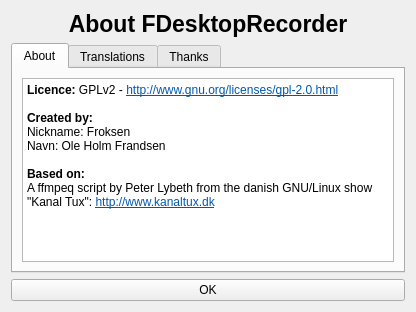
This is source/dialogs/about/aboutprog.ui in froksen/FDesktopRecorder as Qt 5 draws it before an edit. The edited form follows.
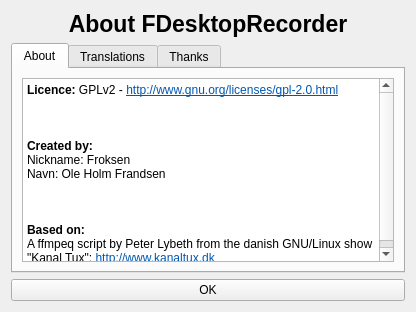
This is the edited form. Icons and pictures are not drawn.

Commit message: Minor changes in "About dialog"

Patch:
```diff
--- a/source/dialogs/about/aboutprog.ui
+++ b/source/dialogs/about/aboutprog.ui
@@ -63,15 +63,17 @@
           <string>&lt;!DOCTYPE HTML PUBLIC &quot;-//W3C//DTD HTML 4.0//EN&quot; &quot;http://www.w3.org/TR/REC-html40/strict.dtd&quot;&gt;
 &lt;html&gt;&lt;head&gt;&lt;meta name=&quot;qrichtext&quot; content=&quot;1&quot; /&gt;&lt;style type=&quot;text/css&quot;&gt;
 p, li { white-space: pre-wrap; }
-&lt;/style&gt;&lt;/head&gt;&lt;body style=&quot; font-family:'Sans Serif'; font-size:10pt; font-weight:400; font-style:normal;&quot;&gt;
-&lt;p style=&quot; margin-top:0px; margin-bottom:0px; margin-left:0px; margin-right:0px; -qt-block-indent:0; text-indent:0px;&quot;&gt;&lt;span style=&quot; font-size:9pt; font-weight:600;&quot;&gt;Licence: &lt;/span&gt;&lt;span style=&quot; font-size:9pt;&quot;&gt;GPLv2 - &lt;/span&gt;&lt;a href=&quot;http://www.gnu.org/licenses/gpl-2.0.html&quot;&gt;&lt;span style=&quot; font-size:9pt; text-decoration: underline; color:#0057ae;&quot;&gt;http://www.gnu.org/licenses/gpl-2.0.html&lt;/span&gt;&lt;/a&gt;&lt;/p&gt;
-&lt;p style=&quot;-qt-paragraph-type:empty; margin-top:0px; margin-bottom:0px; margin-left:0px; margin-right:0px; -qt-block-indent:0; text-indent:0px; font-size:9pt; font-weight:600;&quot;&gt;&lt;br /&gt;&lt;/p&gt;
-&lt;p style=&quot; margin-top:0px; margin-bottom:0px; margin-left:0px; margin-right:0px; -qt-block-indent:0; text-indent:0px;&quot;&gt;&lt;span style=&quot; font-size:9pt; font-weight:600;&quot;&gt;Created by:&lt;/span&gt;&lt;/p&gt;
-&lt;p style=&quot; margin-top:0px; margin-bottom:0px; margin-left:0px; margin-right:0px; -qt-block-indent:0; text-indent:0px;&quot;&gt;&lt;span style=&quot; font-size:9pt;&quot;&gt;Nickname: Froksen&lt;/span&gt;&lt;/p&gt;
-&lt;p style=&quot; margin-top:0px; margin-bottom:0px; margin-left:0px; margin-right:0px; -qt-block-indent:0; text-indent:0px;&quot;&gt;&lt;span style=&quot; font-size:9pt;&quot;&gt;Navn: Ole Holm Frandsen&lt;/span&gt;&lt;/p&gt;
-&lt;p style=&quot;-qt-paragraph-type:empty; margin-top:0px; margin-bottom:0px; margin-left:0px; margin-right:0px; -qt-block-indent:0; text-indent:0px; font-size:9pt;&quot;&gt;&lt;br /&gt;&lt;/p&gt;
-&lt;p style=&quot; margin-top:0px; margin-bottom:0px; margin-left:0px; margin-right:0px; -qt-block-indent:0; text-indent:0px;&quot;&gt;&lt;span style=&quot; font-size:9pt; font-weight:600;&quot;&gt;Based on:&lt;/span&gt;&lt;/p&gt;
-&lt;p style=&quot; margin-top:0px; margin-bottom:0px; margin-left:0px; margin-right:0px; -qt-block-indent:0; text-indent:0px;&quot;&gt;&lt;span style=&quot; font-size:9pt;&quot;&gt;A ffmpeq script by Peter Lybeth from the danish GNU/Linux show &amp;quot;Kanal Tux&amp;quot;: &lt;/span&gt;&lt;a href=&quot;http://www.kanaltux.dk&quot;&gt;&lt;span style=&quot; font-size:9pt; text-decoration: underline; color:#0057ae;&quot;&gt;http://www.kanaltux.dk&lt;/span&gt;&lt;/a&gt;&lt;/p&gt;&lt;/body&gt;&lt;/html&gt;</string>
+&lt;/style&gt;&lt;/head&gt;&lt;body style=&quot; font-family:'Sans Serif'; font-size:9pt; font-weight:400; font-style:normal;&quot;&gt;
+&lt;p style=&quot; margin-top:0px; margin-bottom:0px; margin-left:0px; margin-right:0px; -qt-block-indent:0; text-indent:0px;&quot;&gt;&lt;span style=&quot; font-weight:600;&quot;&gt;Licence: &lt;/span&gt;GPLv2 - &lt;a href=&quot;http://www.gnu.org/licenses/gpl-2.0.html&quot;&gt;&lt;span style=&quot; text-decoration: underline; color:#0057ae;&quot;&gt;http://www.gnu.org/licenses/gpl-2.0.html&lt;/span&gt;&lt;/a&gt;&lt;/p&gt;
+&lt;p style=&quot;-qt-paragraph-type:empty; margin-top:0px; margin-bottom:0px; margin-left:0px; margin-right:0px; -qt-block-indent:0; text-indent:0px; font-weight:600;&quot;&gt;&lt;/p&gt;
+&lt;p style=&quot; margin-top:0px; margin-bottom:0px; margin-left:0px; margin-right:0px; -qt-block-indent:0; text-indent:0px;&quot;&gt;&lt;span style=&quot; font-weight:600;&quot;&gt;&lt;br /&gt;&lt;/span&gt;&lt;/p&gt;
+&lt;p style=&quot; margin-top:0px; margin-bottom:0px; margin-left:0px; margin-right:0px; -qt-block-indent:0; text-indent:0px;&quot;&gt;&lt;span style=&quot; font-weight:600;&quot;&gt;Created by:&lt;/span&gt;&lt;/p&gt;
+&lt;p style=&quot; margin-top:0px; margin-bottom:0px; margin-left:0px; margin-right:0px; -qt-block-indent:0; text-indent:0px;&quot;&gt;Nickname: Froksen&lt;/p&gt;
+&lt;p style=&quot; margin-top:0px; margin-bottom:0px; margin-left:0px; margin-right:0px; -qt-block-indent:0; text-indent:0px;&quot;&gt;Navn: Ole Holm Frandsen&lt;/p&gt;
+&lt;p style=&quot;-qt-paragraph-type:empty; margin-top:0px; margin-bottom:0px; margin-left:0px; margin-right:0px; -qt-block-indent:0; text-indent:0px;&quot;&gt;&lt;/p&gt;
+&lt;p style=&quot; margin-top:0px; margin-bottom:0px; margin-left:0px; margin-right:0px; -qt-block-indent:0; text-indent:0px;&quot;&gt;&lt;br /&gt;&lt;/p&gt;
+&lt;p style=&quot; margin-top:0px; margin-bottom:0px; margin-left:0px; margin-right:0px; -qt-block-indent:0; text-indent:0px;&quot;&gt;&lt;span style=&quot; font-weight:600;&quot;&gt;Based on:&lt;/span&gt;&lt;/p&gt;
+&lt;p style=&quot; margin-top:0px; margin-bottom:0px; margin-left:0px; margin-right:0px; -qt-block-indent:0; text-indent:0px;&quot;&gt;A ffmpeq script by Peter Lybeth from the danish GNU/Linux show &amp;quot;Kanal Tux&amp;quot;: &lt;a href=&quot;http://www.kanaltux.dk&quot;&gt;&lt;span style=&quot; text-decoration: underline; color:#0057ae;&quot;&gt;http://www.kanaltux.dk&lt;/span&gt;&lt;/a&gt;&lt;/p&gt;&lt;/body&gt;&lt;/html&gt;</string>
          </property>
         </widget>
        </item>
```
Left out of the diff: 24 changed lines with no effect on the pictures.
